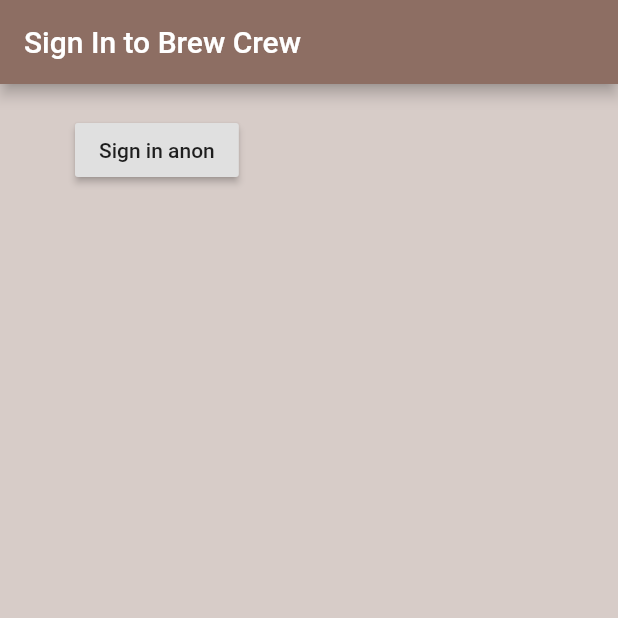
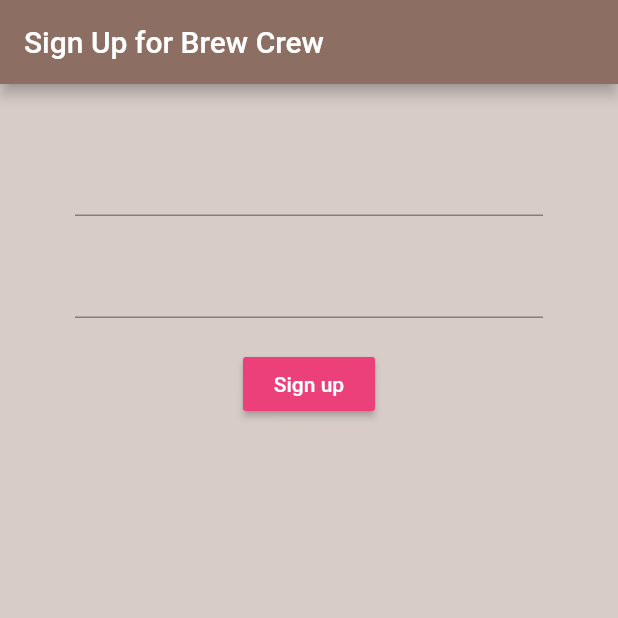
Before and after one commit to huzaifa1712/Flutter_BrewCrew, a Flutter app: the screen it shows after launch, on a phone screen of 412 x 824 dp, the top half of it. Run offline on Flutter 3.47's test engine with Material 2 defaults, Android fonts, the phone set to English and light mode, and no system bars; our stand-ins replace firebase_auth, firebase_core; accounts and stored records are empty.

Commit message:
Part 10 done

```diff
--- a/lib/screens/authenticate/authenticate.dart
+++ b/lib/screens/authenticate/authenticate.dart
@@ -1,3 +1,4 @@
+import 'package:brew_crew/screens/authenticate/register.dart';
 import 'package:brew_crew/screens/authenticate/sign_in.dart';
 import 'package:flutter/material.dart';
 
@@ -10,7 +11,7 @@ class _AuthenticateState extends State<Authenticate> {
   @override
   Widget build(BuildContext context) {
     return Container(
-      child: SignIn()
+      child: Register()
     );
   }
 }
--- /dev/null
+++ b/lib/screens/authenticate/register.dart
@@ -0,0 +1,59 @@
+import 'package:flutter/material.dart';
+import 'package:brew_crew/services/auth.dart';
+
+class Register extends StatefulWidget {
+  @override
+  _RegisterState createState() => _RegisterState();
+}
+
+class _RegisterState extends State<Register> {
+  final AuthService _auth = AuthService();
+  String email = "";
+  String password = "";
+
+  @override
+  Widget build(BuildContext context) {
+    return Scaffold(
+      backgroundColor: Colors.brown[100],
+      appBar: AppBar(
+        backgroundColor: Colors.brown[400],
+        title: Text("Sign Up for Brew Crew"),
+      ),
+      body: Container(
+          padding: EdgeInsets.symmetric(vertical: 20.0, horizontal: 50.0),
+          child: Column(
+            children: <Widget>[
+              SizedBox(height: 20.0),
+              TextFormField(
+                onChanged: (val){
+                  setState(() {
+                    email = val;
+                  });
+                },
+              ),
+
+              SizedBox(height: 20.0),
+              TextFormField(
+                obscureText: true,
+                onChanged: (val){
+                  setState(() {
+                    password = val;
+                  });
+                },
+              ),
+
+              SizedBox(height: 20.0),
+              RaisedButton(
+                color:Colors.pink[400],
+                child: Text("Sign up", style: TextStyle(color: Colors.white)),
+                onPressed: () async{
+                  print(email);
+                  print(password);
+                },
+              )
+            ],
+          )
+      ),
+    );
+  }
+}
```
Also changed, not shown: lib/screens/authenticate/sign_in.dart (+48 -13 lines).
